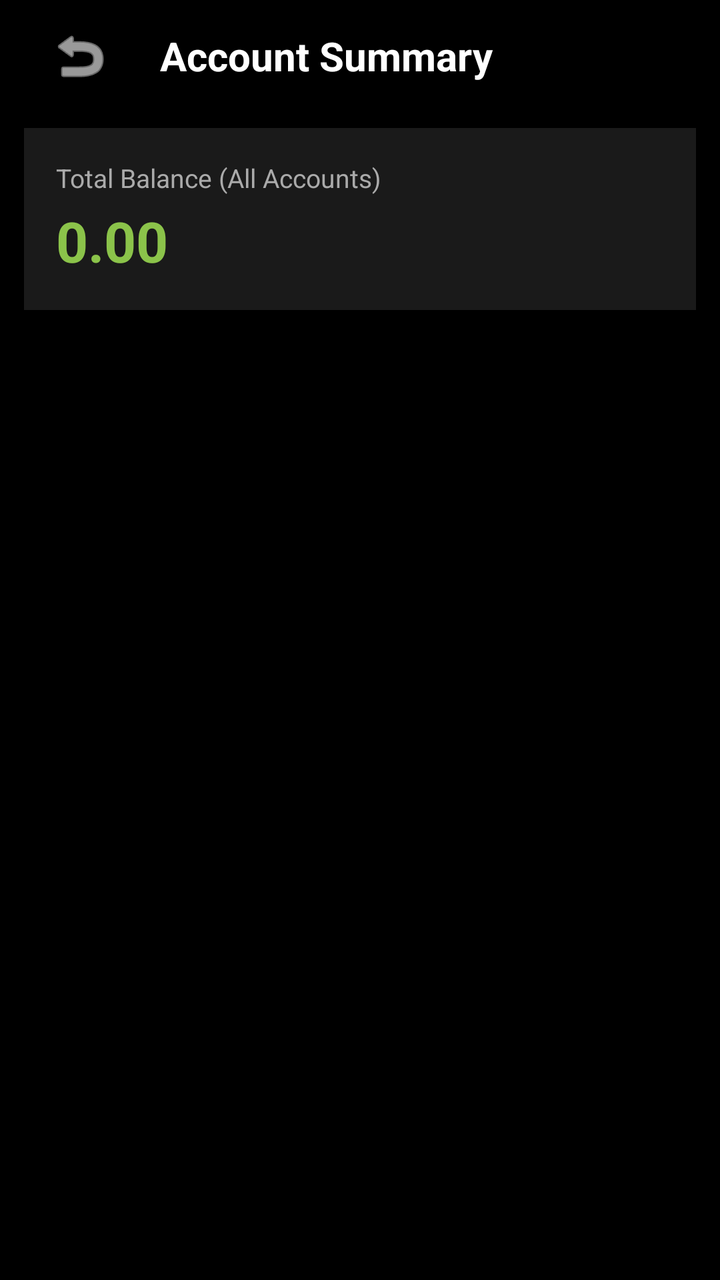
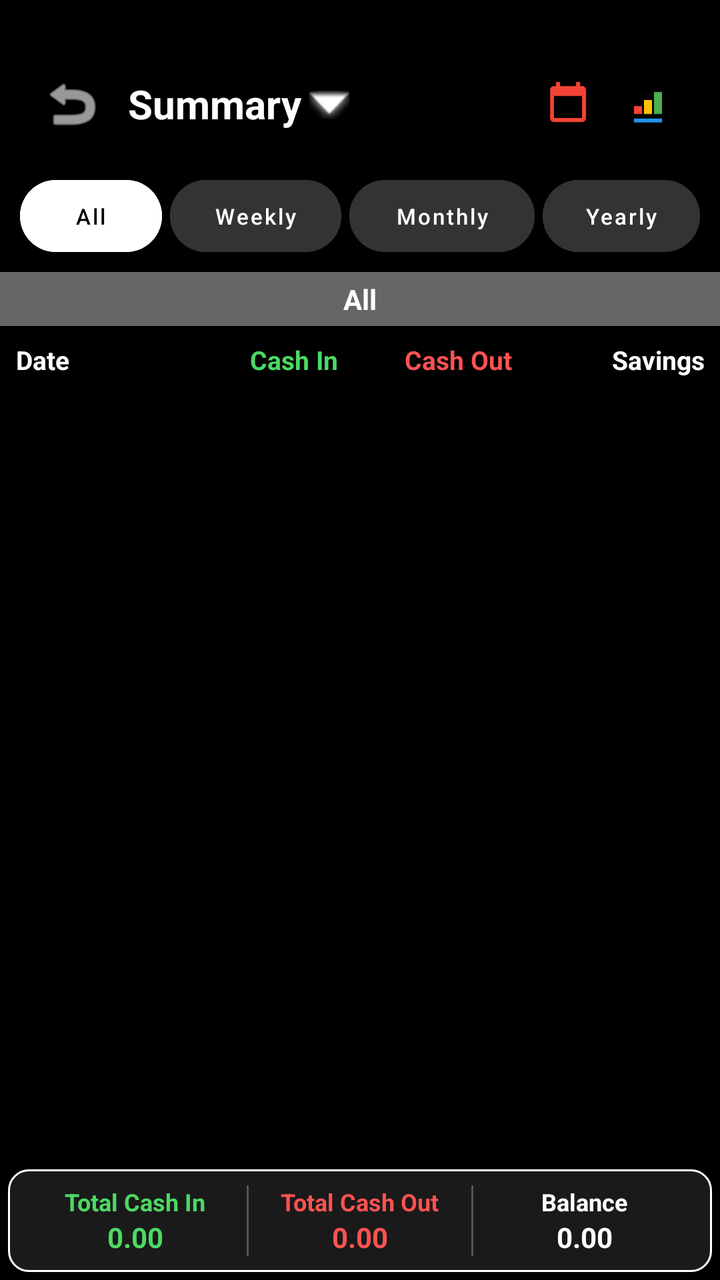

Two renders of the same Android screen: before a commit and after it. Below are the layout's source before the change and the commit's diff.
<!-- AndroidManifest.xml: activity theme Theme.MyCalendar2026SAR -->
<!-- res/layout/activity_account_summary.xml -->
<?xml version="1.0" encoding="utf-8"?>
<androidx.constraintlayout.widget.ConstraintLayout xmlns:android="http://schemas.android.com/apk/res/android"
    xmlns:app="http://schemas.android.com/apk/res-auto"
    xmlns:tools="http://schemas.android.com/tools"
    android:layout_width="match_parent"
    android:layout_height="match_parent"
    android:background="#000000"
    tools:context=".AccountSummaryActivity">

    <LinearLayout
        android:id="@+id/accountSummaryTopBar"
        android:layout_width="match_parent"
        android:layout_height="56dp"
        android:gravity="center_vertical"
        android:orientation="horizontal"
        android:paddingStart="16dp"
        android:paddingEnd="16dp"
        app:layout_constraintTop_toTopOf="parent">

        <ImageButton
            android:id="@+id/accountSummaryBackButton"
            android:layout_width="48dp"
            android:layout_height="48dp"
            android:background="?attr/selectableItemBackgroundBorderless"
            android:contentDescription="Back"
            android:src="@android:drawable/ic_menu_revert"
            app:tint="@color/white" />

        <TextView
            android:layout_width="0dp"
            android:layout_height="wrap_content"
            android:layout_marginStart="16dp"
            android:layout_weight="1"
            android:text="@string/menu_account_summary"
            android:textColor="@color/white"
            android:textSize="20sp"
            android:textStyle="bold" />
    </LinearLayout>

    <LinearLayout
        android:id="@+id/totalBalanceCard"
        android:layout_width="match_parent"
        android:layout_height="wrap_content"
        android:layout_marginStart="12dp"
        android:layout_marginTop="8dp"
        android:layout_marginEnd="12dp"
        android:background="@color/card_dark"
        android:orientation="vertical"
        android:padding="16dp"
        app:layout_constraintTop_toBottomOf="@id/accountSummaryTopBar">

        <TextView
            android:layout_width="wrap_content"
            android:layout_height="wrap_content"
            android:text="Total Balance (All Accounts)"
            android:textColor="@color/text_secondary"
            android:textSize="13sp" />

        <TextView
            android:id="@+id/totalBalanceText"
            android:layout_width="wrap_content"
            android:layout_height="wrap_content"
            android:layout_marginTop="4dp"
            android:text="0.00"
            android:textColor="@color/light_green"
            android:textSize="28sp"
            android:textStyle="bold" />
    </LinearLayout>

    <androidx.recyclerview.widget.RecyclerView
        android:id="@+id/accountSummaryRecyclerView"
        android:layout_width="match_parent"
        android:layout_height="0dp"
        android:layout_marginTop="8dp"
        android:clipToPadding="false"
        android:paddingBottom="16dp"
        app:layout_constraintBottom_toBottomOf="parent"
        app:layout_constraintTop_toBottomOf="@id/totalBalanceCard" />

    <TextView
        android:id="@+id/accountSummaryEmptyText"
        android:layout_width="wrap_content"
        android:layout_height="wrap_content"
        android:text="No accounts yet. Add one from Accounts."
        android:textColor="@color/text_secondary"
        android:visibility="gone"
        app:layout_constraintBottom_toBottomOf="parent"
        app:layout_constraintEnd_toEndOf="parent"
        app:layout_constraintStart_toStartOf="parent"
        app:layout_constraintTop_toBottomOf="@id/totalBalanceCard" />

</androidx.constraintlayout.widget.ConstraintLayout>
<!-- resources referenced by this layout -->
<resources>
  <color name="card_dark">#1A1A1A</color>
  <color name="light_green">#8BC34A</color>
  <color name="text_secondary">#AAAAAA</color>
  <color name="white">#FFFFFFFF</color>
  <string name="menu_account_summary">Account Summary</string>
  <style name="Theme.MyCalendar2026SAR" parent="Theme.MaterialComponents.DayNight.NoActionBar">
          
          <item name="colorPrimary">@color/light_green</item>
          <item name="colorPrimaryVariant">@color/hunter_green</item>
          <item name="colorOnPrimary">@color/white</item>
          
          <item name="colorSecondary">@color/teal_200</item>
          <item name="colorSecondaryVariant">@color/teal_700</item>
          <item name="colorOnSecondary">@color/black</item>
          
          <item name="android:statusBarColor">?attr/colorPrimaryVariant</item>
  
          
          <item name="materialAlertDialogTheme">@style/CustomAlertDialogTheme</item>
          <item name="alertDialogTheme">@style/CustomAlertDialogTheme</item>
      </style>
  <color name="hunter_green">#355E3B</color>
  <color name="teal_200">#FF03DAC5</color>
  <color name="teal_700">#FF018786</color>
  <color name="black">#FF000000</color>
  <style name="CustomAlertDialogTheme" parent="ThemeOverlay.MaterialComponents.MaterialAlertDialog">
          <item name="colorPrimary">@color/light_green</item>
          <item name="colorAccent">@color/light_green</item>
          <item name="colorSecondary">@color/light_green</item>
          <item name="android:textColorPrimary">@color/white</item>
          
          <item name="buttonBarPositiveButtonStyle">@style/GreenButtonStyle</item>
          <item name="buttonBarNegativeButtonStyle">@style/GreenButtonStyle</item>
          <item name="buttonBarNeutralButtonStyle">@style/GreenButtonStyle</item>
      </style>
  <style name="GreenButtonStyle" parent="Widget.MaterialComponents.Button.TextButton">
          <item name="android:textColor">@color/light_green</item>
      </style>
</resources>

<!-- the commit's change to res/layout/activity_account_summary.xml (unified diff, before → after) -->
@@ -7,10 +7,12 @@
     android:background="#000000"
     tools:context=".AccountSummaryActivity">
 
-    <LinearLayout
-        android:id="@+id/accountSummaryTopBar"
+    
+    <LinearLayout
+        android:id="@+id/summaryToolbar"
         android:layout_width="match_parent"
         android:layout_height="56dp"
+        android:layout_marginTop="24dp"
         android:gravity="center_vertical"
         android:orientation="horizontal"
         android:paddingStart="16dp"
@@ -19,74 +21,325 @@
 
         <ImageButton
             android:id="@+id/accountSummaryBackButton"
-            android:layout_width="48dp"
-            android:layout_height="48dp"
+            android:layout_width="40dp"
+            android:layout_height="40dp"
             android:background="?attr/selectableItemBackgroundBorderless"
             android:contentDescription="Back"
             android:src="@android:drawable/ic_menu_revert"
             app:tint="@color/white" />
 
-        <TextView
-            android:layout_width="0dp"
-            android:layout_height="wrap_content"
-            android:layout_marginStart="16dp"
-            android:layout_weight="1"
-            android:text="@string/menu_account_summary"
-            android:textColor="@color/white"
-            android:textSize="20sp"
-            android:textStyle="bold" />
-    </LinearLayout>
-
-    <LinearLayout
-        android:id="@+id/totalBalanceCard"
-        android:layout_width="match_parent"
-        android:layout_height="wrap_content"
-        android:layout_marginStart="12dp"
-        android:layout_marginTop="8dp"
-        android:layout_marginEnd="12dp"
-        android:background="@color/card_dark"
-        android:orientation="vertical"
-        android:padding="16dp"
-        app:layout_constraintTop_toBottomOf="@id/accountSummaryTopBar">
-
-        <TextView
+        <LinearLayout
+            android:id="@+id/summaryAccountPicker"
+            android:layout_width="0dp"
+            android:layout_height="match_parent"
+            android:layout_marginStart="8dp"
+            android:layout_weight="1"
+            android:clickable="true"
+            android:focusable="true"
+            android:gravity="center_vertical"
+            android:orientation="horizontal">
+
+            <TextView
+                android:id="@+id/summaryAccountTitle"
+                android:layout_width="wrap_content"
+                android:layout_height="wrap_content"
+                android:text="Summary"
+                android:textColor="@color/white"
+                android:textSize="20sp"
+                android:textStyle="bold" />
+
+            <ImageView
+                android:layout_width="20dp"
+                android:layout_height="20dp"
+                android:layout_marginStart="4dp"
+                android:src="@android:drawable/arrow_down_float"
+                app:tint="@color/white"
+                android:contentDescription="Select Account" />
+        </LinearLayout>
+
+        <ImageButton
+            android:id="@+id/btnSummaryCalendar"
+            android:layout_width="40dp"
+            android:layout_height="40dp"
+            android:background="?attr/selectableItemBackgroundBorderless"
+            android:contentDescription="Calendar"
+            android:padding="8dp"
+            android:src="@drawable/ic_menu_calendar_color" />
+
+        <ImageButton
+            android:id="@+id/btnSummaryReport"
+            android:layout_width="40dp"
+            android:layout_height="40dp"
+            android:background="?attr/selectableItemBackgroundBorderless"
+            android:contentDescription="Report"
+            android:padding="8dp"
+            android:src="@drawable/ic_report_logo" />
+    </LinearLayout>
+
+    
+    <LinearLayout
+        android:id="@+id/summaryTabsContainer"
+        android:layout_width="match_parent"
+        android:layout_height="wrap_content"
+        android:orientation="horizontal"
+        android:padding="8dp"
+        app:layout_constraintTop_toBottomOf="@id/summaryToolbar">
+
+        <Button
+            android:id="@+id/tabAll"
+            style="@style/Widget.MaterialComponents.Button.UnelevatedButton"
+            android:layout_width="0dp"
+            android:layout_height="36dp"
+            android:layout_margin="2dp"
+            android:layout_weight="1"
+            android:backgroundTint="@color/white"
+            android:insetTop="0dp"
+            android:insetBottom="0dp"
+            android:padding="0dp"
+            android:text="All"
+            android:textAllCaps="false"
+            android:textColor="@color/black"
+            android:textSize="11sp"
+            app:cornerRadius="18dp" />
+
+        <Button
+            android:id="@+id/tabWeekly"
+            style="@style/Widget.MaterialComponents.Button.UnelevatedButton"
+            android:layout_width="0dp"
+            android:layout_height="36dp"
+            android:layout_margin="2dp"
+            android:layout_weight="1.2"
+            android:backgroundTint="#333333"
+            android:insetTop="0dp"
+            android:insetBottom="0dp"
+            android:padding="0dp"
+            android:text="Weekly"
+            android:textAllCaps="false"
+            android:textColor="@color/white"
+            android:textSize="11sp"
+            app:cornerRadius="18dp" />
+
+        <Button
+            android:id="@+id/tabMonthly"
+            style="@style/Widget.MaterialComponents.Button.UnelevatedButton"
+            android:layout_width="0dp"
+            android:layout_height="36dp"
+            android:layout_margin="2dp"
+            android:layout_weight="1.3"
+            android:backgroundTint="#333333"
+            android:insetTop="0dp"
+            android:insetBottom="0dp"
+            android:padding="0dp"
+            android:text="Monthly"
+            android:textAllCaps="false"
+            android:textColor="@color/white"
+            android:textSize="11sp"
+            app:cornerRadius="18dp" />
+
+        <Button
+            android:id="@+id/tabYearly"
+            style="@style/Widget.MaterialComponents.Button.UnelevatedButton"
+            android:layout_width="0dp"
+            android:layout_height="36dp"
+            android:layout_margin="2dp"
+            android:layout_weight="1.1"
+            android:backgroundTint="#333333"
+            android:insetTop="0dp"
+            android:insetBottom="0dp"
+            android:padding="0dp"
+            android:text="Yearly"
+            android:textAllCaps="false"
+            android:textColor="@color/white"
+            android:textSize="11sp"
+            app:cornerRadius="18dp" />
+    </LinearLayout>
+
+    
+    <LinearLayout
+        android:id="@+id/summaryNav"
+        android:layout_width="match_parent"
+        android:layout_height="wrap_content"
+        android:background="#666666"
+        android:gravity="center"
+        android:orientation="horizontal"
+        android:padding="4dp"
+        app:layout_constraintTop_toBottomOf="@id/summaryTabsContainer">
+
+        <TextView
+            android:id="@+id/summaryFilterLabel"
             android:layout_width="wrap_content"
             android:layout_height="wrap_content"
-            android:text="Total Balance (All Accounts)"
-            android:textColor="@color/text_secondary"
-            android:textSize="13sp" />
-
-        <TextView
-            android:id="@+id/totalBalanceText"
-            android:layout_width="wrap_content"
-            android:layout_height="wrap_content"
-            android:layout_marginTop="4dp"
-            android:text="0.00"
-            android:textColor="@color/light_green"
-            android:textSize="28sp"
-            android:textStyle="bold" />
-    </LinearLayout>
-
+            android:gravity="center"
+            android:text="All"
+            android:textColor="@color/white"
+            android:textSize="14sp"
+            android:textStyle="bold" />
+    </LinearLayout>
+
+    
+    <LinearLayout
+        android:id="@+id/summaryTableHeaders"
+        android:layout_width="match_parent"
+        android:layout_height="wrap_content"
+        android:orientation="horizontal"
+        android:padding="8dp"
+        app:layout_constraintTop_toBottomOf="@id/summaryNav">
+
+        <TextView
+            android:layout_width="0dp"
+            android:layout_height="wrap_content"
+            android:layout_weight="1.2"
+            android:text="Date"
+            android:textColor="@color/white"
+            android:textSize="13sp"
+            android:textStyle="bold" />
+
+        <TextView
+            android:layout_width="0dp"
+            android:layout_height="wrap_content"
+            android:layout_weight="1"
+            android:gravity="center"
+            android:text="Cash In"
+            android:textColor="@color/income_green"
+            android:textSize="13sp"
+            android:textStyle="bold" />
+
+        <TextView
+            android:layout_width="0dp"
+            android:layout_height="wrap_content"
+            android:layout_weight="1"
+            android:gravity="center"
+            android:text="Cash Out"
+            android:textColor="@color/expense_red"
+            android:textSize="13sp"
+            android:textStyle="bold" />
+
+        <TextView
+            android:layout_width="0dp"
+            android:layout_height="wrap_content"
+            android:layout_weight="1"
+            android:gravity="end"
+            android:text="Savings"
+            android:textColor="@color/white"
+            android:textSize="13sp"
+            android:textStyle="bold" />
+    </LinearLayout>
+
+    
     <androidx.recyclerview.widget.RecyclerView
         android:id="@+id/accountSummaryRecyclerView"
         android:layout_width="match_parent"
         android:layout_height="0dp"
-        android:layout_marginTop="8dp"
-        android:clipToPadding="false"
-        android:paddingBottom="16dp"
-        app:layout_constraintBottom_toBottomOf="parent"
-        app:layout_constraintTop_toBottomOf="@id/totalBalanceCard" />
+        app:layout_constraintBottom_toTopOf="@id/summaryFooter"
+        app:layout_constraintTop_toBottomOf="@id/summaryTableHeaders" />
 
     <TextView
         android:id="@+id/accountSummaryEmptyText"
         android:layout_width="wrap_content"
         android:layout_height="wrap_content"
-        android:text="No accounts yet. Add one from Accounts."
+        android:text="No transactions found."
         android:textColor="@color/text_secondary"
         android:visibility="gone"
-        app:layout_constraintBottom_toBottomOf="parent"
+        app:layout_constraintBottom_toTopOf="@id/summaryFooter"
         app:layout_constraintEnd_toEndOf="parent"
         app:layout_constraintStart_toStartOf="parent"
-        app:layout_constraintTop_toBottomOf="@id/totalBalanceCard" />
+        app:layout_constraintTop_toBottomOf="@id/summaryTableHeaders" />
+
+    
+    <LinearLayout
+        android:id="@+id/summaryFooter"
+        android:layout_width="match_parent"
+        android:layout_height="wrap_content"
+        android:layout_margin="4dp"
+        android:background="@drawable/summary_border"
+        android:orientation="horizontal"
+        android:padding="8dp"
+        app:layout_constraintBottom_toBottomOf="parent">
+
+        <LinearLayout
+            android:layout_width="0dp"
+            android:layout_height="wrap_content"
+            android:layout_weight="1"
+            android:gravity="center"
+            android:orientation="vertical">
+
+            <TextView
+                android:layout_width="wrap_content"
+                android:layout_height="wrap_content"
+                android:text="Total Cash In"
+                android:textColor="@color/income_green"
+                android:textSize="12sp"
+                android:textStyle="bold" />
+
+            <TextView
+                android:id="@+id/footerCashIn"
+                android:layout_width="wrap_content"
+                android:layout_height="wrap_content"
+                android:text="0.00"
+                android:textColor="@color/income_green"
+                android:textSize="14sp"
+                android:textStyle="bold" />
+        </LinearLayout>
+
+        <View
+            android:layout_width="1dp"
+            android:layout_height="match_parent"
+            android:background="#555555" />
+
+        <LinearLayout
+            android:layout_width="0dp"
+            android:layout_height="wrap_content"
+            android:layout_weight="1"
+            android:gravity="center"
+            android:orientation="vertical">
+
+            <TextView
+                android:layout_width="wrap_content"
+                android:layout_height="wrap_content"
+                android:text="Total Cash Out"
+                android:textColor="@color/expense_red"
+                android:textSize="12sp"
+                android:textStyle="bold" />
+
+            <TextView
+                android:id="@+id/footerCashOut"
+                android:layout_width="wrap_content"
+                android:layout_height="wrap_content"
+                android:text="0.00"
+                android:textColor="@color/expense_red"
+                android:textSize="14sp"
+                android:textStyle="bold" />
+        </LinearLayout>
+
+        <View
+            android:layout_width="1dp"
+            android:layout_height="match_parent"
+            android:background="#555555" />
+
+        <LinearLayout
+            android:layout_width="0dp"
+            android:layout_height="wrap_content"
+            android:layout_weight="1"
+            android:gravity="center"
+            android:orientation="vertical">
+
+            <TextView
+                android:layout_width="wrap_content"
+                android:layout_height="wrap_content"
+                android:text="Balance"
+                android:textColor="@color/white"
+                android:textSize="12sp"
+                android:textStyle="bold" />
+
+            <TextView
+                android:id="@+id/footerBalance"
+                android:layout_width="wrap_content"
+                android:layout_height="wrap_content"
+                android:text="0.00"
+                android:textColor="@color/white"
+                android:textSize="14sp"
+                android:textStyle="bold" />
+        </LinearLayout>
+    </LinearLayout>
 
 </androidx.constraintlayout.widget.ConstraintLayout>
<!-- resource entries referenced after the edit -->
@@ -4,7 +4,44 @@
   <color name="light_green">#8BC34A</color>
   <color name="text_secondary">#AAAAAA</color>
   <color name="white">#FFFFFFFF</color>
-  <string name="menu_account_summary">Account Summary</string>
+  <!-- drawable ic_menu_calendar_color (drawable) -->
+  <vector xmlns:android="http://schemas.android.com/apk/res/android"
+      android:width="24dp"
+      android:height="24dp"
+      android:viewportWidth="24"
+      android:viewportHeight="24">
+      <path
+          android:fillColor="#F44336"
+          android:pathData="M19,3h-1V1h-2v2H8V1H6v2H5C3.89,3 3.01,3.9 3.01,5L3,19c0,1.1 0.89,2 2,2h14c1.1,0 2,-0.9 2,-2V5c0,-1.1 -0.9,-2 -2,-2zM19,19H5V8h14v11z" />
+  </vector>
+  <!-- drawable ic_report_logo (drawable) -->
+  <vector xmlns:android="http://schemas.android.com/apk/res/android"
+      android:width="24dp"
+      android:height="24dp"
+      android:viewportWidth="24"
+      android:viewportHeight="24">
+      <path
+          android:fillColor="#2196F3"
+          android:pathData="M5,19.22H19V21.22H5V19.22Z" />
+      <path
+          android:fillColor="#4CAF50"
+          android:pathData="M19,17H15V6H19V17Z" />
+      <path
+          android:fillColor="#FFC107"
+          android:pathData="M14,17H10V10H14V17Z" />
+      <path
+          android:fillColor="#F44336"
+          android:pathData="M9,17H5V13H9V17Z" />
+  </vector>
+  <!-- drawable summary_border (drawable) -->
+  <?xml version="1.0" encoding="utf-8"?>
+  <shape xmlns:android="http://schemas.android.com/apk/res/android">
+      <solid android:color="@color/card_dark" />
+      <stroke
+          android:width="1dp"
+          android:color="@color/white" />
+      <corners android:radius="10dp" />
+  </shape>
   <style name="Theme.MyCalendar2026SAR" parent="Theme.MaterialComponents.DayNight.NoActionBar">
           
           <item name="colorPrimary">@color/light_green</item>
@@ -25,6 +62,8 @@
   <color name="teal_200">#FF03DAC5</color>
   <color name="teal_700">#FF018786</color>
   <color name="black">#FF000000</color>
+  <color name="expense_red">#FF5252</color>
+  <color name="income_green">#4CD964</color>
   <style name="CustomAlertDialogTheme" parent="ThemeOverlay.MaterialComponents.MaterialAlertDialog">
           <item name="colorPrimary">@color/light_green</item>
           <item name="colorAccent">@color/light_green</item>
